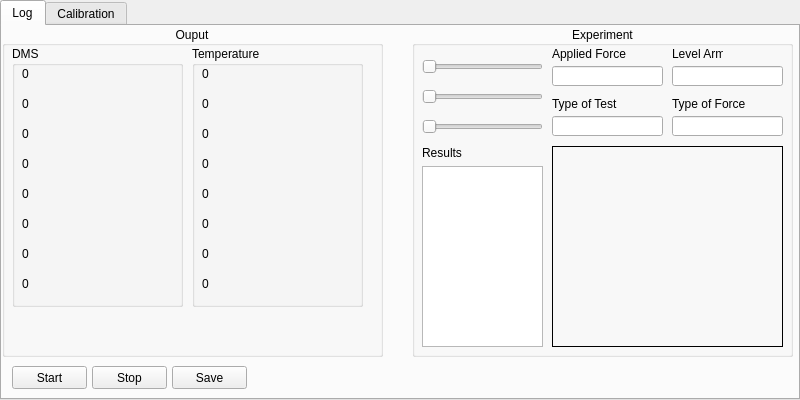
YongSa/pythonHERMESS, file mainwindow.ui: the form before one commit.
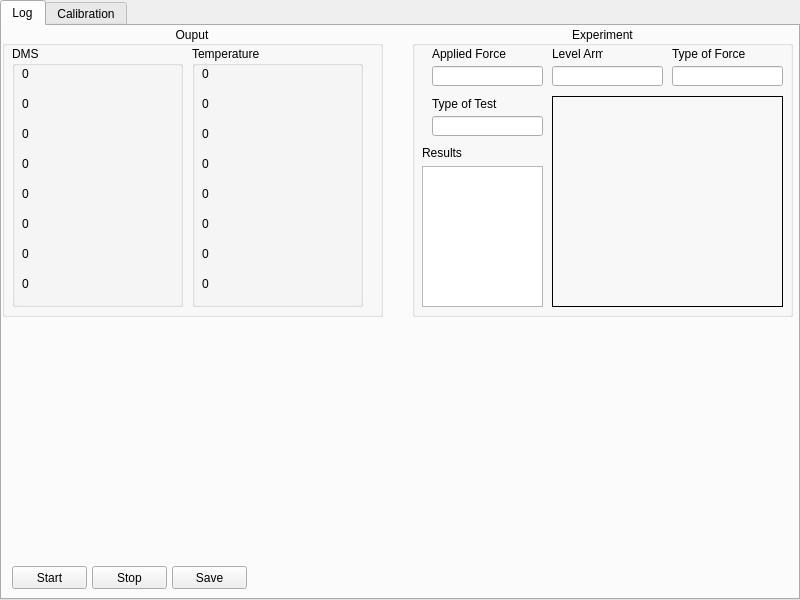
The form after the commit. Icons and pictures are not drawn.

Patch:
```diff
--- a/mainwindow.ui
+++ b/mainwindow.ui
@@ -7,19 +7,19 @@
     <x>0</x>
     <y>0</y>
     <width>800</width>
-    <height>400</height>
+    <height>600</height>
    </rect>
   </property>
   <property name="minimumSize">
    <size>
     <width>800</width>
-    <height>400</height>
+    <height>600</height>
    </size>
   </property>
   <property name="maximumSize">
    <size>
     <width>800</width>
-    <height>400</height>
+    <height>600</height>
    </size>
   </property>
   <property name="windowTitle">
@@ -32,19 +32,19 @@
       <x>0</x>
       <y>0</y>
       <width>800</width>
-      <height>400</height>
+      <height>600</height>
      </rect>
     </property>
     <property name="minimumSize">
      <size>
       <width>800</width>
-      <height>400</height>
+      <height>600</height>
      </size>
     </property>
     <property name="maximumSize">
      <size>
       <width>800</width>
-      <height>400</height>
+      <height>600</height>
      </size>
     </property>
     <property name="currentIndex">
@@ -58,7 +58,7 @@
       <property name="geometry">
        <rect>
         <x>10</x>
-        <y>340</y>
+        <y>540</y>
         <width>75</width>
         <height>23</height>
        </rect>
@@ -73,7 +73,7 @@
         <x>410</x>
         <y>0</y>
         <width>381</width>
-        <height>331</height>
+        <height>291</height>
        </rect>
       </property>
       <property name="title">
@@ -88,49 +88,10 @@
          <x>10</x>
          <y>140</y>
          <width>121</width>
-         <height>181</height>
+         <height>141</height>
         </rect>
        </property>
       </widget>
-      <widget class="QSlider" name="horizontalSlider">
-       <property name="geometry">
-        <rect>
-         <x>10</x>
-         <y>90</y>
-         <width>121</width>
-         <height>21</height>
-        </rect>
-       </property>
-       <property name="orientation">
-        <enum>Qt::Horizontal</enum>
-       </property>
-      </widget>
-      <widget class="QSlider" name="horizontalSlider_2">
-       <property name="geometry">
-        <rect>
-         <x>10</x>
-         <y>60</y>
-         <width>121</width>
-         <height>22</height>
-        </rect>
-       </property>
-       <property name="orientation">
-        <enum>Qt::Horizontal</enum>
-       </property>
-      </widget>
-      <widget class="QSlider" name="horizontalSlider_3">
-       <property name="geometry">
-        <rect>
-         <x>10</x>
-         <y>30</y>
-         <width>121</width>
-         <height>22</height>
-        </rect>
-       </property>
-       <property name="orientation">
-        <enum>Qt::Horizontal</enum>
-       </property>
-      </widget>
       <widget class="QLabel" name="label">
        <property name="geometry">
         <rect>
@@ -148,7 +109,7 @@
        <property name="geometry">
         <rect>
          <x>260</x>
-         <y>70</y>
+         <y>20</y>
          <width>81</width>
          <height>16</height>
         </rect>
@@ -161,7 +122,7 @@
        <property name="geometry">
         <rect>
          <x>260</x>
-         <y>90</y>
+         <y>40</y>
          <width>111</width>
          <height>20</height>
         </rect>
@@ -170,7 +131,7 @@
       <widget class="QLabel" name="label_3">
        <property name="geometry">
         <rect>
-         <x>140</x>
+         <x>20</x>
          <y>70</y>
          <width>71</width>
          <height>16</height>
@@ -183,7 +144,7 @@
       <widget class="QLineEdit" name="lineEdit_2">
        <property name="geometry">
         <rect>
-         <x>140</x>
+         <x>20</x>
          <y>90</y>
          <width>111</width>
          <height>20</height>
@@ -193,7 +154,7 @@
       <widget class="QLabel" name="label_4">
        <property name="geometry">
         <rect>
-         <x>140</x>
+         <x>20</x>
          <y>20</y>
          <width>81</width>
          <height>16</height>
@@ -206,7 +167,7 @@
       <widget class="QLineEdit" name="lineEdit_3">
        <property name="geometry">
         <rect>
-         <x>140</x>
+         <x>20</x>
          <y>40</y>
          <width>111</width>
          <height>20</height>
@@ -216,7 +177,7 @@
       <widget class="QLineEdit" name="lineEdit_4">
        <property name="geometry">
         <rect>
-         <x>260</x>
+         <x>140</x>
          <y>40</y>
          <width>111</width>
          <height>20</height>
@@ -226,7 +187,7 @@
       <widget class="QLabel" name="label_5">
        <property name="geometry">
         <rect>
-         <x>260</x>
+         <x>140</x>
          <y>20</y>
          <width>51</width>
          <height>16</height>
@@ -240,9 +201,9 @@
        <property name="geometry">
         <rect>
          <x>140</x>
-         <y>120</y>
+         <y>70</y>
          <width>231</width>
-         <height>201</height>
+         <height>211</height>
         </rect>
        </property>
        <property name="frameShape">
@@ -263,7 +224,7 @@
       <property name="geometry">
        <rect>
         <x>170</x>
-        <y>340</y>
+        <y>540</y>
         <width>75</width>
         <height>23</height>
        </rect>
@@ -276,7 +237,7 @@
       <property name="geometry">
        <rect>
         <x>90</x>
-        <y>340</y>
+        <y>540</y>
         <width>75</width>
         <height>23</height>
        </rect>
@@ -291,7 +252,7 @@
         <x>0</x>
         <y>0</y>
         <width>381</width>
-        <height>331</height>
+        <height>291</height>
        </rect>
       </property>
       <property name="title">
@@ -548,6 +509,16 @@
        </widget>
       </widget>
      </widget>
+     <widget class="QWidget" name="plotWidget" native="true">
+      <property name="geometry">
+       <rect>
+        <x>0</x>
+        <y>300</y>
+        <width>791</width>
+        <height>231</height>
+       </rect>
+      </property>
+     </widget>
     </widget>
     <widget class="QWidget" name="kalTab">
      <attribute name="title">
```
